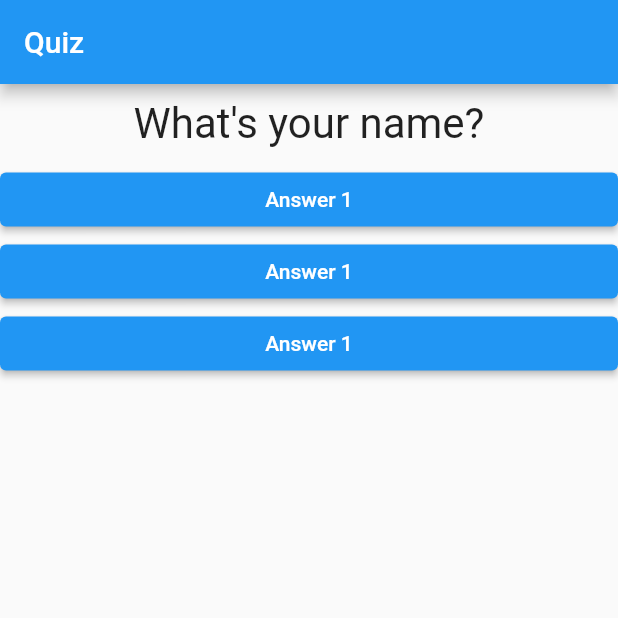
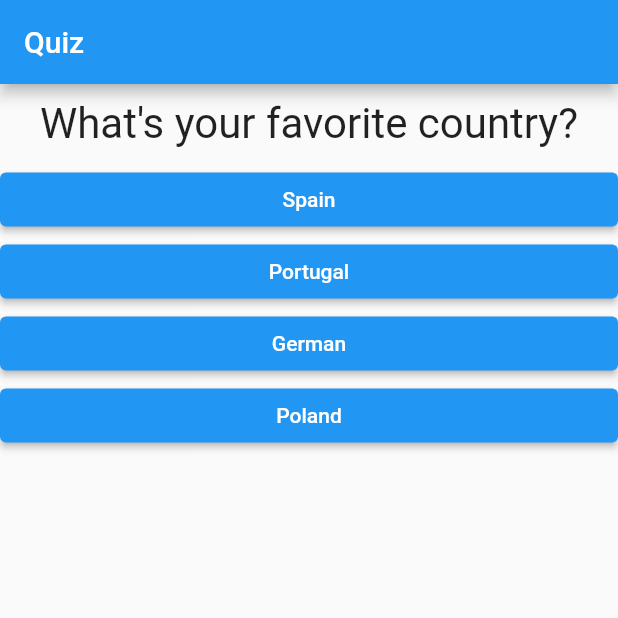
Before and after one commit to SashaPilevich/dart-flutter-basic, a Flutter app: the screen it shows after launch, on a phone screen of 412 x 824 dp, the top half of it. Run offline on Flutter 3.47's test engine with Material 2 defaults, Android fonts, the phone set to English and light mode, and no system bars.

Commit message:
feat:use map for questions and answers in quiz

```diff
--- a/flutter_first_app/lib/answer.dart
+++ b/flutter_first_app/lib/answer.dart
@@ -2,15 +2,16 @@ import 'package:flutter/material.dart';
 
 class Answer extends StatelessWidget {
   final Function selectedHandler;
-  Answer(this.selectedHandler);
+  final String variantOfAnswer;
+  Answer(this.selectedHandler, this.variantOfAnswer);
 
   @override
   Widget build(BuildContext context) {
     return Container(
       width: double.infinity,
       child: ElevatedButton(
-        onPressed: ()=>selectedHandler(),
-        child: Text('Answer 1'),
+        onPressed: () => selectedHandler(),
+        child: Text(variantOfAnswer),
         style: ButtonStyle(
             backgroundColor: MaterialStateProperty.all(Colors.blue)),
       ),
--- a/flutter_first_app/lib/main.dart
+++ b/flutter_first_app/lib/main.dart
@@ -24,10 +24,24 @@ class _MyAppState extends State<MyApp> {
 
   @override
   Widget build(BuildContext context) {
-    List<String> questions = [
-      'What\'s your name?',
-      'How old are you?',
-      'What do you do?'
+    var questions = [
+      {
+        'questionText': 'What\'s your favorite country?',
+        'answers': ['Spain', 'Portugal', 'German', 'Poland']
+      },
+      {
+        'questionText': 'What\'s your favorite coffee?',
+        'answers': ['Capuchino', 'Latte', 'Americano', 'Ruf']
+      },
+      {
+        'questionText': 'What\'s your favorite basketball team?',
+        'answers': [
+          'Boston Celtics',
+          'Brooklyn Nets',
+          'Chicago Bulls',
+          'Milwaukee Bucks'
+        ]
+      },
     ];
     return MaterialApp(
       home: Scaffold(
@@ -36,10 +50,11 @@ class _MyAppState extends State<MyApp> {
         ),
         body: Column(
           children: [
-            Question(questions[_questionIndex]),
-            Answer(_answerQuestion),
-            Answer(_answerQuestion),
-            Answer(_answerQuestion),
+            Question(questions[_questionIndex]['questionText'] as String),
+            ...(questions[_questionIndex]['answers'] as List<String>)
+                .map((answer) {
+              return Answer(_answerQuestion, answer);
+            }).toList()
           ],
         ),
       ),
```
